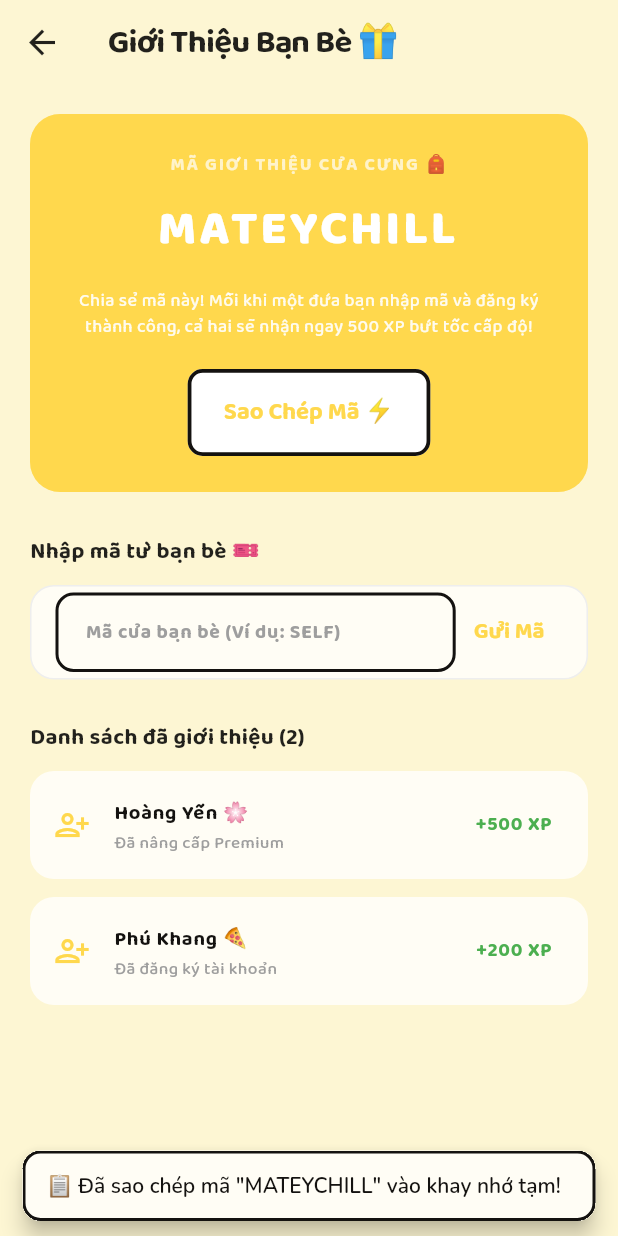
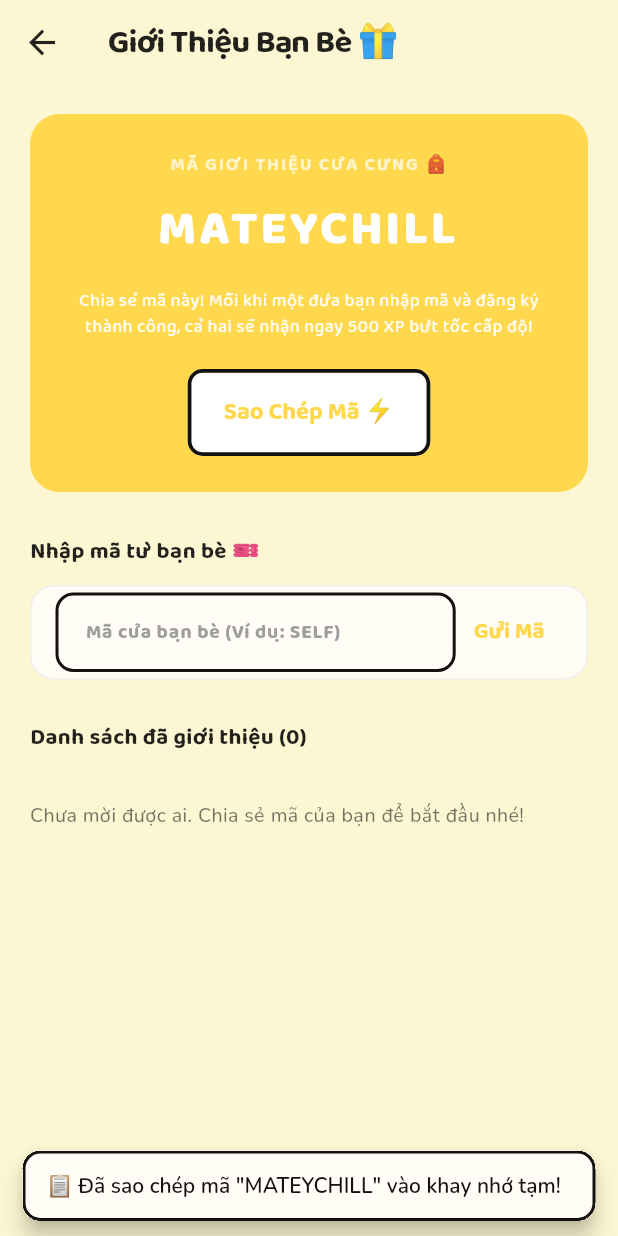
Before and after one commit to TripMate-org-thydynh/TripMate-App, a Flutter app: the ReferralRewardsScreen screen opened directly, after a tap on "Sao Chép Mã ⚡", on a phone screen of 412 x 824 dp. Run offline on Flutter 3.47's test engine with Material 3 defaults, Android fonts, the phone set to English and light mode, and no system bars; our stand-ins replace cached_network_image, connectivity_plus, dio, easy_localization, flutter_map, flutter_riverpod and 13 more; accounts and stored records are empty; network calls fail.

Commit message:
fix(premium,dashboard): gỡ hoá đơn, doanh thu và người giới thiệu bịa
Ba màn Premium mặc định dữ liệu giả rồi mới ghi đè bằng API (`?? _biến`), nên
tài khoản chưa mua/bán/mời gì vẫn thấy số liệu như thật:

- Bảng doanh thu creator: mặc định 42 theme, 128 sticker, 1.45tr doanh thu, và
  3 đơn hàng với người mua "Hoàng Yến", "Phú Khang", "Minh Nhật" → về 0 / rỗng.
- Lịch sử thanh toán: 3 hoá đơn cứng "Visa *4242 · 99.000đ · Thành công" →
  rỗng, kèm empty state (endpoint nay đã đọc bảng payment_transactions thật).
- Người được giới thiệu: 2 người bịa → rỗng, kèm empty state.

Recap: các nhãn "vibe" còn hardcode tiếng Anh ("Squad spending update"...) →
chuyển sang key i18n.

```diff
--- a/assets/translations/vi.json
+++ b/assets/translations/vi.json
@@ -150,7 +150,14 @@
     "up_next_empty_title": "Chưa có gì sắp tới",
     "up_next_minutes": "{minutes} phút",
     "upcoming_activity": "Hoạt động sắp tới",
+    "vibe_chat": "Squad đang tám",
+    "vibe_default": "Squad có động tĩnh",
+    "vibe_expense": "Ví nhóm vừa động đậy",
+    "vibe_game": "Chaos bắt đầu",
+    "vibe_itinerary": "Kế hoạch vừa đổi",
     "vibe_match": "Vibe Match",
+    "vibe_moment": "Có kỷ niệm mới",
+    "vibe_poll": "Có cuộc bình chọn",
     "vibe_updated": "Đã đổi vibe của bạn thành {mood}!",
     "weather": "Thời tiết",
     "weather_checking": "Đang check thời tiết...",
@@ -497,6 +504,10 @@
     "create": "Tạo",
     "create_poll": "Tạo poll"
   },
+  "premium": {
+    "no_invoices": "Chưa có giao dịch nào. Hoá đơn sẽ hiện ở đây sau khi bạn mua gói.",
+    "no_referrals": "Chưa mời được ai. Chia sẻ mã của bạn để bắt đầu nhé!"
+  },
   "profile": {
     "achievements": "Danh Hiệu & Cúp",
     "app_interface": "Giao diện app",
--- a/lib/features/premium/pages/referral_rewards_screen.dart
+++ b/lib/features/premium/pages/referral_rewards_screen.dart
@@ -1,6 +1,7 @@
 import '../../../core/theme/theme.dart';
 import 'package:tripmate/core/theme/app_fonts.dart';
 import 'package:flutter/material.dart';
+import 'package:easy_localization/easy_localization.dart';
 import '../../../core/api_service.dart';
 
 class ReferralRewardsScreen extends StatefulWidget {
@@ -14,10 +15,9 @@ class _ReferralRewardsScreenState extends State<ReferralRewardsScreen> {
   final _codeController = TextEditingController();
   bool _isSubmitting = false;
 
-  final List<Map<String, String>> _referrals = [
-    {'name': 'Hoàng Yến 🌸', 'status': 'Đã nâng cấp Premium', 'xp': '+500 XP'},
-    {'name': 'Phú Khang 🍕', 'status': 'Đã đăng ký tài khoản', 'xp': '+200 XP'},
-  ];
+  // Rỗng: chưa có API danh sách người được giới thiệu. Trước đây liệt kê
+  // "Hoàng Yến 🌸" và "Phú Khang 🍕" như thể user đã mời được 2 người.
+  final List<Map<String, String>> _referrals = [];
 
   Future<void> _submitReferralCode() async {
     final text = _codeController.text.trim().toUpperCase();
@@ -281,6 +281,22 @@ class _ReferralRewardsScreenState extends State<ReferralRewardsScreen> {
             ),
             const SizedBox(height: 12),
 
+            if (_referrals.isEmpty)
+              // Chưa mời được ai thì để trống, không bịa 2 người như trước.
+              Padding(
+                padding: const EdgeInsets.symmetric(vertical: 20),
+                child: Text(
+                  'premium.no_referrals'.tr(),
+                  textAlign: TextAlign.center,
+                  style: AppFonts.body(
+                    fontSize: 13,
+                    color: Theme.of(context).brightness == Brightness.dark
+                        ? Colors.white70
+                        : Colors.black54,
+                  ),
+                ),
+              )
+            else
             ListView.builder(
               shrinkWrap: true,
               physics: const NeverScrollableScrollPhysics(),
```
Also changed, not shown: assets/translations/en.json (+11 -0 lines), lib/features/dashboard/presentation/widgets/daily_recap_widget.dart (+8 -6 lines), lib/features/premium/pages/billing_history_screen.dart (+31 -26 lines), lib/features/premium/pages/creator_revenue_dashboard_screen.dart (+11 -25 lines).
